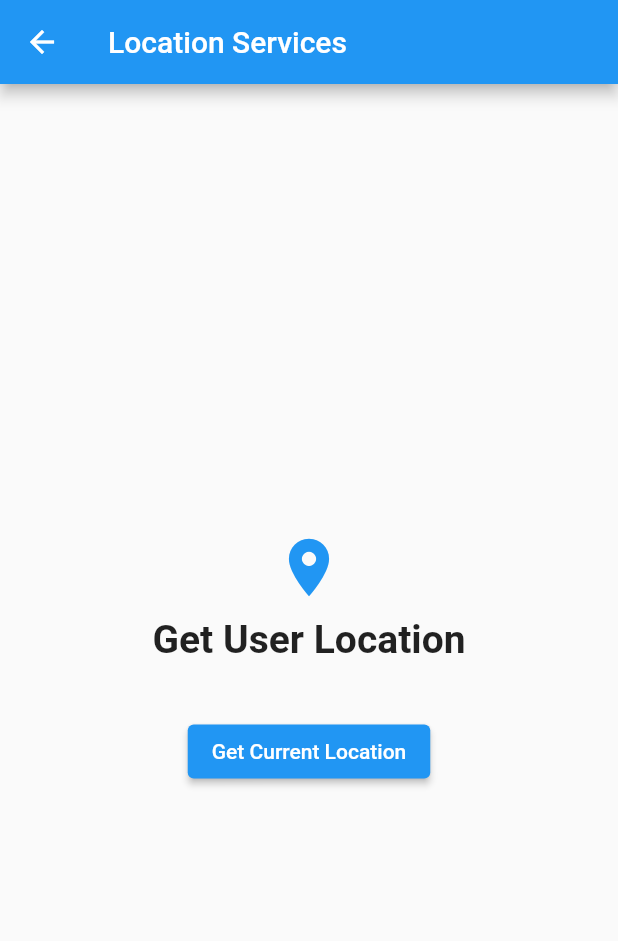
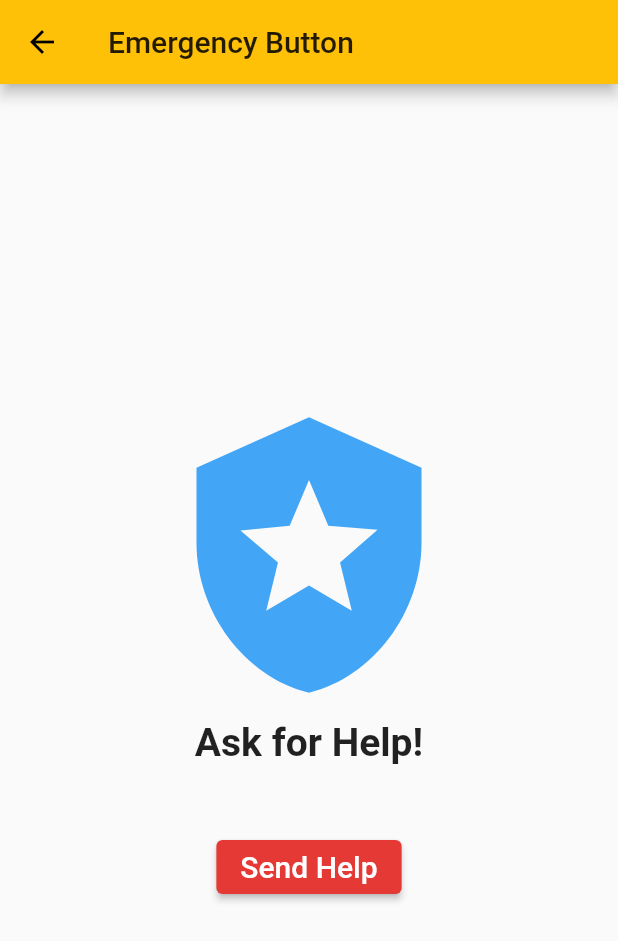
Before and after one commit to LeeSzeYuan/CPSS, a Flutter app: the Help screen opened directly, on a phone screen of 412 x 824 dp. Shown: the top 941 px of the screen. Run offline on Flutter 3.47's test engine with Material 2 defaults, Android fonts, the phone set to English and light mode, and no system bars; our stand-ins replace audioplayers, fluttertoast, geolocator, google_maps_flutter, url_launcher_web; missing offline and left inert: mailer, noise_meter.

Commit message:
Add files via upload

```diff
--- a/lib/screens/gmap.dart
+++ b/lib/screens/gmap.dart
@@ -51,7 +51,7 @@ class _GMapState extends State<GMap> {
   Widget build(BuildContext context) {
     return Scaffold(
       appBar: AppBar(
-        title: Text('Map'),
+        title: Text('Home'),
       ),
       body: Stack(
         children: <Widget>[
--- a/lib/screens/help.dart
+++ b/lib/screens/help.dart
@@ -1,4 +1,5 @@
 import 'package:cpss/services/location.dart';
+import 'package:fluttertoast/fluttertoast.dart';
 import 'package:flutter/material.dart';
 
 class Help extends StatefulWidget {
@@ -24,7 +25,7 @@ class _HelpState extends State<Help> {
 
     return Scaffold(
       appBar: AppBar(
-        title: Text("Location Services"),
+        title: Text("Emergency Button"),
       ),
       body: Center(
         child: Column(
@@ -32,32 +33,43 @@ class _HelpState extends State<Help> {
           crossAxisAlignment: CrossAxisAlignment.center,
           children: [
             Icon(
-              Icons.location_on,
-              size: 46.0,
-              color: Colors.blue,
+              Icons.local_police,
+              size: 200.0,
+              color: Colors.blue[400],
             ),
             SizedBox(
               height: 10.0,
             ),
             Text(
-              "Get User Location",
+              "Ask for Help!",
               style: TextStyle(fontSize: 26.0, fontWeight: FontWeight.bold),
             ),
             SizedBox(
               height: 20.0,
             ),
             Text(message),
-            ElevatedButton(
+            Padding(
+              padding: const EdgeInsets.all(8.0),
+              child: ElevatedButton(
                 onPressed: () {
                   location.getCurrentLocation();
                   setState(() {
                     message = location.locationMessage;
                   });
+                  Fluttertoast.showToast(
+                      msg: 'Help is coming!',
+                      toastLength: Toast.LENGTH_SHORT,
+                      gravity: ToastGravity.BOTTOM,
+                      backgroundColor: Colors.red,
+                      textColor: Colors.white
+                  );
                 },
-              child: Text("Get Current Location"),
+                child: Text("Send Help", style: TextStyle(fontSize: 20, color: Colors.white),),
                 style: ButtonStyle(
                     backgroundColor:
-                      MaterialStateProperty.all<Color>(Colors.blue[500])),
+                        MaterialStateProperty.all<Color>(Colors.red[600])),
+
+              ),
             ),
           ],
         ),
```
Also changed, not shown: lib/UI/buttonstyle.dart (added, +11 -0 lines), lib/main.dart (+25 -9 lines), lib/services/alarm.dart (+16 -0 lines), lib/services/email.dart (+7 -5 lines), lib/services/scream.dart (added, +53 -0 lines), lib/services/url.dart (added, +9 -0 lines), 1 other file. Lines whose indentation alone changed are shown as unchanged.
